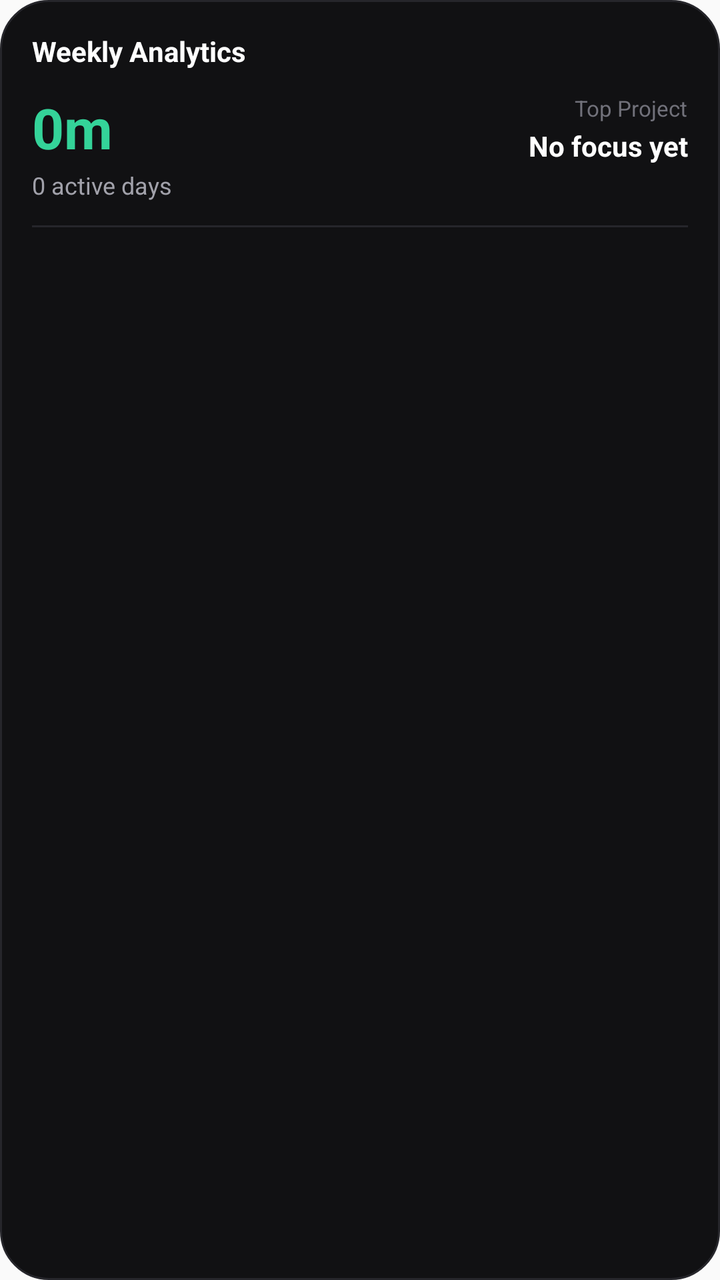
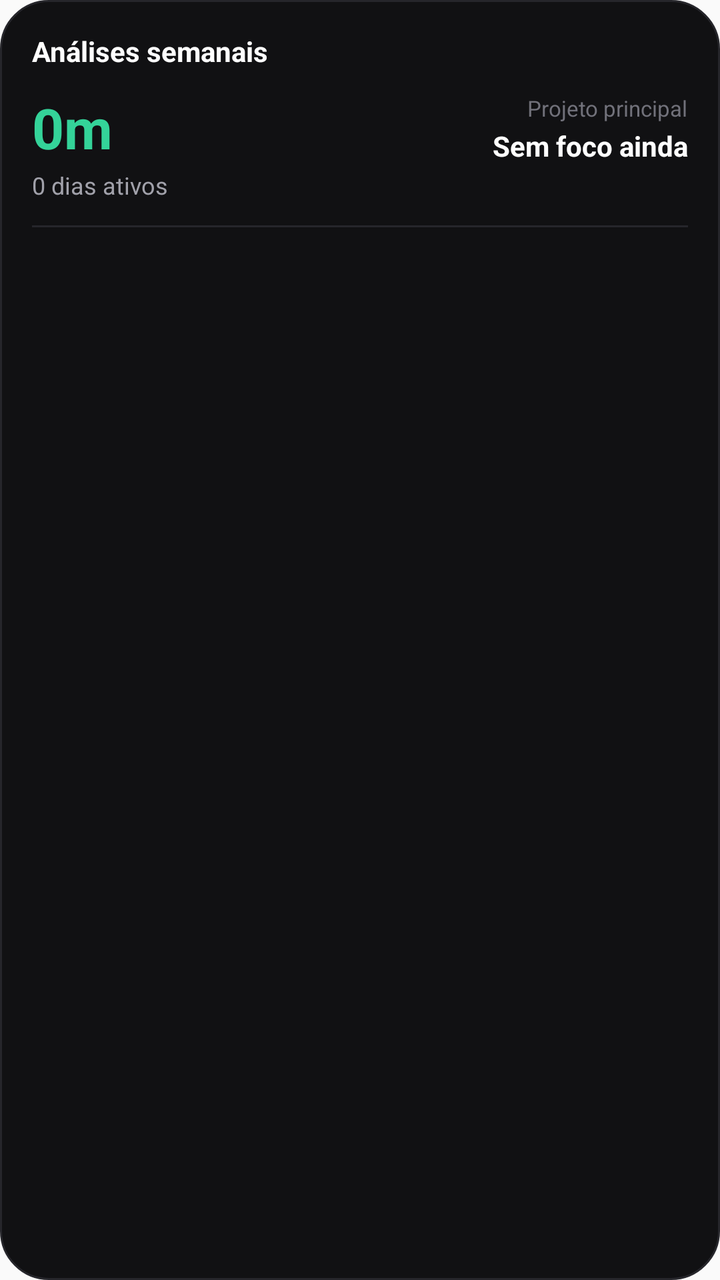

An Android layout rendered at two revisions. The XML below is the earlier revision; the diff shows what the commit changed to produce the second picture.
<!-- AndroidManifest.xml: application theme AppTheme -->
<!-- res/layout/widget_analytics.xml -->
<?xml version="1.0" encoding="utf-8"?>
<LinearLayout
    xmlns:android="http://schemas.android.com/apk/res/android"
    android:id="@+id/analytics_widget_root"
    android:layout_width="match_parent"
    android:layout_height="match_parent"
    android:orientation="vertical"
    android:padding="16dp"
    android:background="@drawable/widget_focus_background">

    <TextView
        android:layout_width="wrap_content"
        android:layout_height="wrap_content"
        android:text="Weekly Analytics"
        android:textColor="#FFFFFF"
        android:textSize="14sp"
        android:textStyle="bold" />

    <LinearLayout
        android:layout_width="match_parent"
        android:layout_height="wrap_content"
        android:layout_marginTop="10dp"
        android:orientation="horizontal"
        android:gravity="center_vertical">

        <LinearLayout
            android:layout_width="0dp"
            android:layout_height="wrap_content"
            android:layout_weight="1"
            android:orientation="vertical">

            <TextView
                android:id="@+id/analytics_total"
                android:layout_width="wrap_content"
                android:layout_height="wrap_content"
                android:text="0m"
                android:textColor="#34D399"
                android:textSize="28sp"
                android:textStyle="bold" />

            <TextView
                android:id="@+id/analytics_days"
                android:layout_width="wrap_content"
                android:layout_height="wrap_content"
                android:layout_marginTop="2dp"
                android:text="0 active days"
                android:textColor="#A1A1AA"
                android:textSize="12sp" />

        </LinearLayout>

        <LinearLayout
            android:layout_width="0dp"
            android:layout_height="wrap_content"
            android:layout_weight="1"
            android:orientation="vertical"
            android:gravity="end">

            <TextView
                android:text="Top Project"
                android:layout_width="wrap_content"
                android:layout_height="wrap_content"
                android:textColor="#71717A"
                android:textSize="11sp" />

            <TextView
                android:id="@+id/analytics_top_project"
                android:layout_width="wrap_content"
                android:layout_height="wrap_content"
                android:layout_marginTop="2dp"
                android:text="No focus yet"
                android:textColor="#FFFFFF"
                android:textSize="14sp"
                android:textStyle="bold"
                android:maxLines="1"
                android:ellipsize="end" />

            <TextView
                android:id="@+id/analytics_share"
                android:layout_width="wrap_content"
                android:layout_height="wrap_content"
                android:layout_marginTop="2dp"
                android:text=""
                android:textColor="#34D399"
                android:textSize="11sp" />

        </LinearLayout>

    </LinearLayout>

    <TextView
        android:layout_width="match_parent"
        android:layout_height="1dp"
        android:layout_marginTop="12dp"
        android:background="#26262B"
        android:text="" />

    <TextView
        android:id="@+id/analytics_project_1"
        android:layout_width="match_parent"
        android:layout_height="wrap_content"
        android:layout_marginTop="9dp"
        android:textColor="#D4D4D8"
        android:textSize="12sp"
        android:maxLines="1"
        android:ellipsize="end" />

    <TextView
        android:id="@+id/analytics_project_2"
        android:layout_width="match_parent"
        android:layout_height="wrap_content"
        android:layout_marginTop="5dp"
        android:textColor="#A1A1AA"
        android:textSize="12sp"
        android:maxLines="1"
        android:ellipsize="end" />

    <TextView
        android:id="@+id/analytics_project_3"
        android:layout_width="match_parent"
        android:layout_height="wrap_content"
        android:layout_marginTop="5dp"
        android:textColor="#71717A"
        android:textSize="12sp"
        android:maxLines="1"
        android:ellipsize="end" />

</LinearLayout>
<!-- resources referenced by this layout -->
<resources>
  <!-- drawable widget_focus_background (drawable) -->
  <?xml version="1.0" encoding="utf-8"?>
  <shape
      xmlns:android="http://schemas.android.com/apk/res/android"
      android:shape="rectangle">
  
      <solid android:color="#111113" />
  
      <corners
          android:radius="24dp" />
  
      <stroke
          android:width="1dp"
          android:color="#26262B" />
  
  </shape>
  <style name="AppTheme" parent="Theme.AppCompat.Light.DarkActionBar">
          
          <item name="colorPrimary">@color/colorPrimary</item>
          <item name="colorPrimaryDark">@color/colorPrimaryDark</item>
          <item name="colorAccent">@color/colorAccent</item>
      </style>
</resources>

<!-- the commit's change to res/layout/widget_analytics.xml (unified diff, before → after) -->
@@ -11,7 +11,7 @@
     <TextView
         android:layout_width="wrap_content"
         android:layout_height="wrap_content"
-        android:text="Weekly Analytics"
+        android:text="Análises semanais"
         android:textColor="#FFFFFF"
         android:textSize="14sp"
         android:textStyle="bold" />
@@ -43,7 +43,7 @@
                 android:layout_width="wrap_content"
                 android:layout_height="wrap_content"
                 android:layout_marginTop="2dp"
-                android:text="0 active days"
+                android:text="0 dias ativos"
                 android:textColor="#A1A1AA"
                 android:textSize="12sp" />
 
@@ -57,7 +57,7 @@
             android:gravity="end">
 
             <TextView
-                android:text="Top Project"
+                android:text="Projeto principal"
                 android:layout_width="wrap_content"
                 android:layout_height="wrap_content"
                 android:textColor="#71717A"
@@ -68,7 +68,7 @@
                 android:layout_width="wrap_content"
                 android:layout_height="wrap_content"
                 android:layout_marginTop="2dp"
-                android:text="No focus yet"
+                android:text="Sem foco ainda"
                 android:textColor="#FFFFFF"
                 android:textSize="14sp"
                 android:textStyle="bold"
